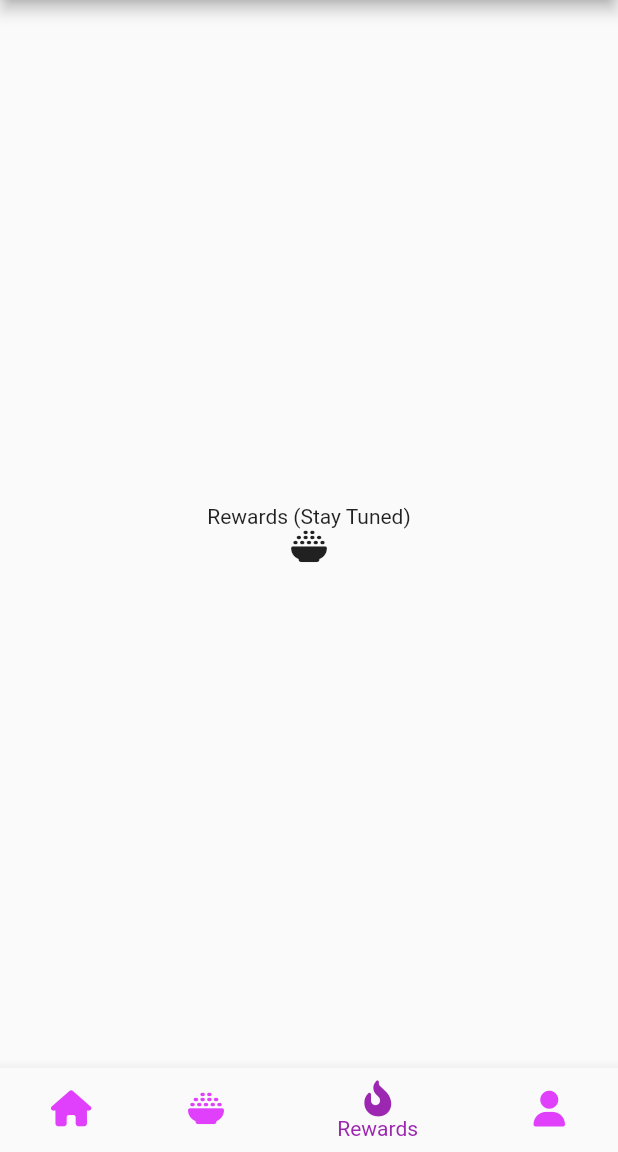
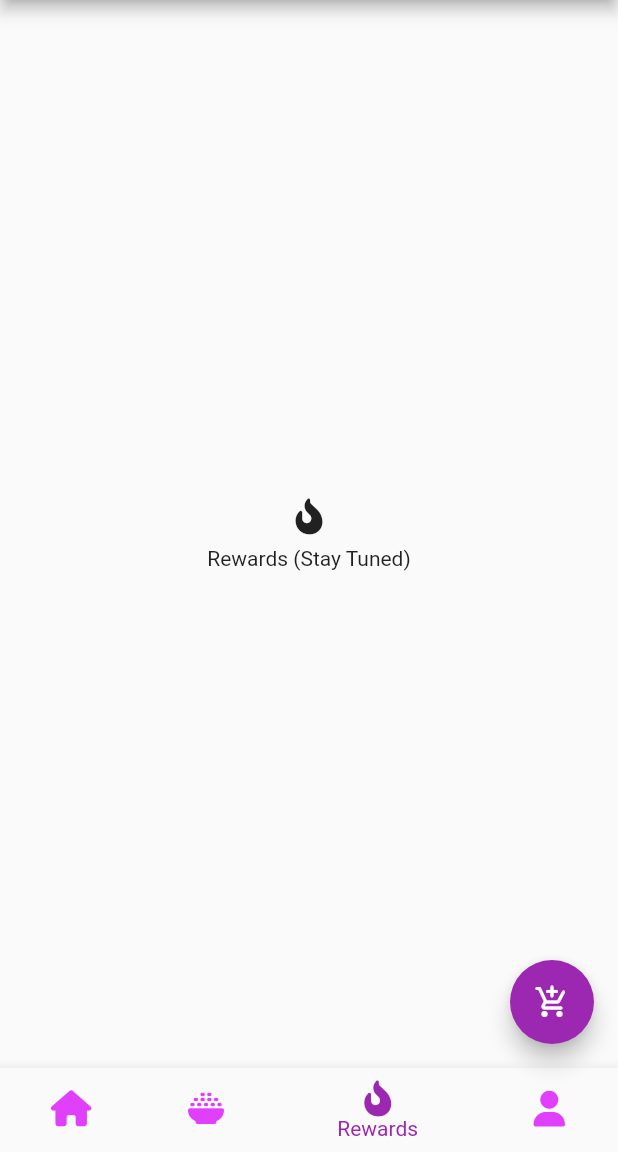
Before and after one commit to MobileDevelopmentC2Grp1/Assignment1, a Flutter app: the screen it shows after launch, item 3 of the bottom bar chosen, on a phone screen of 412 x 824 dp, the part 84-1236 px from its top. Run offline on Flutter 3.47's test engine with Material 2 defaults, Android fonts, the phone set to English and light mode, and no system bars; our stand-ins replace font_awesome_flutter.

Commit message:
merge FAB with main code

```diff
--- a/lib/main.dart
+++ b/lib/main.dart
@@ -182,127 +182,25 @@ class _MyHomePageState extends State<MyHomePage> {
   // contents of the different screen
   final _pages = [
     Column(mainAxisAlignment: MainAxisAlignment.center, children: const [
+      Padding(
+          padding: EdgeInsets.only(bottom: 8.0),
+          child: Icon(FontAwesomeIcons.house)),
       Text("Home (Stay Tuned)"),
-      Icon(FontAwesomeIcons.house),
     ]),
-    Column(mainAxisAlignment: MainAxisAlignment.center, children: [
-      // Padding(
-      //   padding: const EdgeInsets.only(
-      //     left: 8.0,
-      //     right: 8.0,
-      //     top: 16.0,
-      //     bottom: 8.0),
-      //   child: Align(
-      //     alignment: Alignment.centerLeft,
-      //     child: Wrap(
-      //       alignment: WrapAlignment.start,
-      //       spacing: 4.0,
-      //       runSpacing: 2.0,
-      //       children: const <Widget>[
-      //         FilterChipWidget(label: 'Burgers'),
-      //         FilterChipWidget(label: 'Pizzas'),
-      //         FilterChipWidget(label: 'Combos'),
-      //       ],
-      //     ),
-      //   ),
-      // ),
-      MenuList()
+    Column(mainAxisAlignment: MainAxisAlignment.center, children: [MenuList()]),
+    Column(mainAxisAlignment: MainAxisAlignment.center, children: const [
+      Padding(
+          padding: EdgeInsets.only(bottom: 8.0),
+          child: Icon(FontAwesomeIcons.fireFlameCurved)),
+      Text("Rewards (Stay Tuned)"),
     ]),
     Column(mainAxisAlignment: MainAxisAlignment.center, children: const [
-      Text("Rewards (Stay Tuned)"),
-      Icon(FontAwesomeIcons.bowlRice),
-    ]),
-    Column(mainAxisAlignment: MainAxisAlignment.center, children: const [
+      Padding(
+          padding: EdgeInsets.only(bottom: 8.0),
+          child: Icon(FontAwesomeIcons.solidUser)),
       Text("Profile (Stay Tuned)"),
-      Icon(FontAwesomeIcons.solidUser),
     ]),
   ];
-
-  //   final _pages = [
-  //   const Text("Home (Stay Tuned)"),
-  //   const Text("Menu"),
-  //   const Text("Rewards (Stay Tuned)"),
-  //   const Text("Profile (Stay Tuned)"),
-  // ];
-
-  // final _icons = [
-  //   const Icon(FontAwesomeIcons.house),
-  //   const Icon(FontAwesomeIcons.bowlRice),
-  //   const Icon(FontAwesomeIcons.fireFlameCurved),
-  //   const Icon(FontAwesomeIcons.solidUser),
-  // ];
-
-  // final _foodItems = [
-  //   Card(
-  //         child: Column(
-  //           mainAxisSize: MainAxisSize.min,
-  //           children: [
-  //             Container(
-  //               constraints: const BoxConstraints.expand(
-  //                 height: 200.0,
-  //               ),
-  //               decoration: BoxDecoration(
-  //                 color: Colors.purple[50],
-  //               ),
-  //               child: Image.asset(
-  //                 "images/image1.jpg",
-  //                 fit: BoxFit.cover,
-  //               ),
-  //             ),
-  //             const ListTile(
-  //               title: Text('My Cravings Box'),
-  //               subtitle: Text("8.99 | 680-1690 Cal"),
-  //             )
-  //           ],
-  //         ),
-  //       ),
-  //   Card(
-  //         child: Column(
-  //           mainAxisSize: MainAxisSize.min,
-  //           children: [
-  //             Container(
-  //               constraints: const BoxConstraints.expand(
-  //                 height: 200.0,
-  //               ),
-  //               decoration: BoxDecoration(
-  //                 color: Colors.purple[50],
-  //               ),
-  //               child: Image.asset(
-  //                 "images/image2.jpg",
-  //                 fit: BoxFit.cover,
-  //               ),
-  //             ),
-  //             const ListTile(
-  //               title: Text('Hawaiian Pizza'),
-  //               subtitle: Text("4.99 | 680 Cal"),
-  //             )
-  //           ],
-  //         ),
-  //       ),
-  //   Card(
-  //         child: Column(
-  //           mainAxisSize: MainAxisSize.min,
-  //           children: [
-  //             Container(
-  //               constraints: const BoxConstraints.expand(
-  //                 height: 200.0,
-  //               ),
-  //               decoration: BoxDecoration(
-  //                 color: Colors.purple[50],
-  //               ),
-  //               child: Image.asset(
-  //                 "images/image3.jpg",
-  //                 fit: BoxFit.cover,
-  //               ),
-  //             ),
-  //             const ListTile(
-  //               title: Text('Tower Burger'),
-  //               subtitle: Text("3.99 | 680 Cal"),
-  //             )
-  //           ],
-  //         ),
-  //       ),
-  // ];
 
   @override
   Widget build(BuildContext context) {
@@ -315,58 +213,17 @@ class _MyHomePageState extends State<MyHomePage> {
       body: Center(
           // Center is a layout widget. It takes a single child and positions it
           // in the middle of the parent.
-          child: _pages.elementAt(_currentPage)
-          //   Column(
-          //   mainAxisAlignment: MainAxisAlignment.center,
-          //   children: [
-          //     Expanded(
-          //       child: ListView(
-          //         padding: const EdgeInsets.all(8),
-          //         children: _foodItems,
-          //     ),
-          //   ),
-          //     // Card
-          //     // Card(
-          //     //   child: Column(
-          //     //     mainAxisSize: MainAxisSize.min,
-          //     //     children: [
-          //     //       Container(
-          //     //         constraints: const BoxConstraints.expand(
-          //     //           height: 200.0,
-          //     //         ),
-          //     //         decoration: BoxDecoration(
-          //     //           color: Colors.purple[50],
-          //     //         ),
-          //     //         child: Image.asset(
-          //     //           "images/image1.jpg",
-          //     //           fit: BoxFit.cover,
-          //     //         ),
-          //     //       ),
-          //     //       const ListTile(
-          //     //         title: Text('My Cravings Box'),
-          //     //         subtitle: Text("8.99 | 680-1690 Cal"),
-          //     //       )
-          //     //     ],
-          //     //   ),
-          //     // ),
-          //     // Image
-          //     // Container(
-          //     //   constraints: const BoxConstraints.expand(
-          //     //     height: 200.0,
-          //     //   ),
-          //     //   decoration: BoxDecoration(
-          //     //     color: Colors.purple[50],
-          //     //   ),
-          //     //   child: Image.asset(
-          //     //     "images/image1.jpg",
-          //     //     fit: BoxFit.cover,
-          //     //   ),
-          //     // ),
-          //     // _pages.elementAt(_currentPage),
-          //     // _icons.elementAt(_currentPage)
-          //   ],
-          // )
-          ),
+          child: _pages.elementAt(_currentPage)),
+      floatingActionButton: FloatingActionButton(
+        backgroundColor: Colors.purple[500],
+        onPressed: () {
+          Navigator.push(
+            context,
+            MaterialPageRoute(builder: (context) => const Dialog()),
+          );
+        },
+        child: const Icon(Icons.add_shopping_cart_rounded),
+      ),
       bottomNavigationBar: BottomNavigationBar(
         items: const [
           BottomNavigationBarItem(
```
